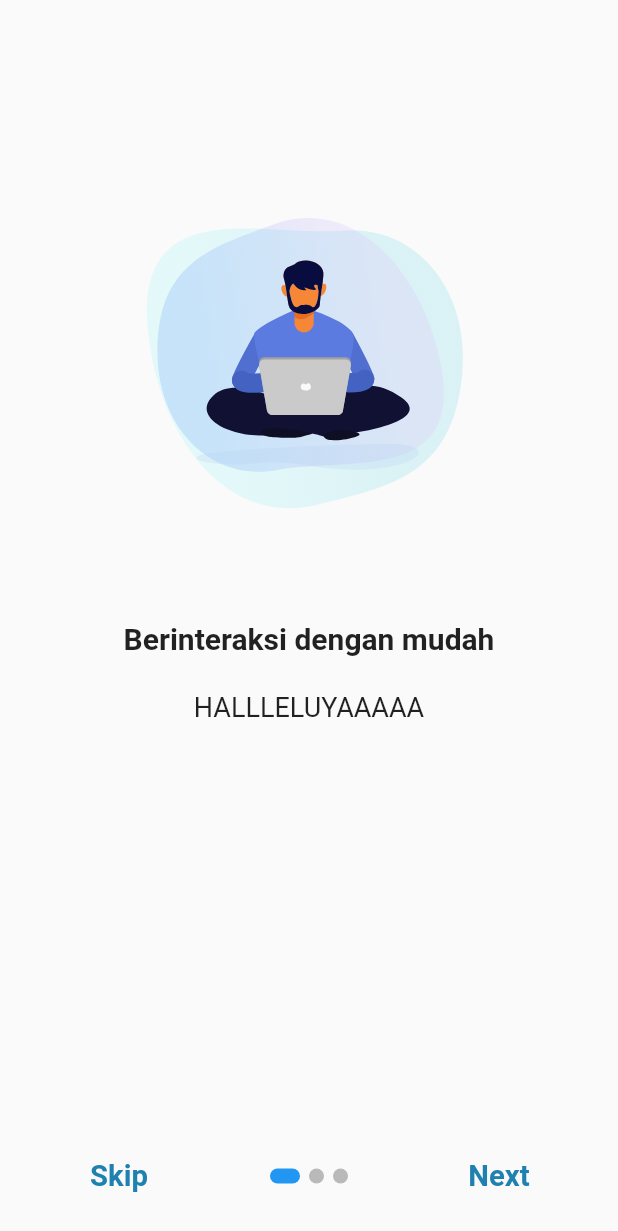
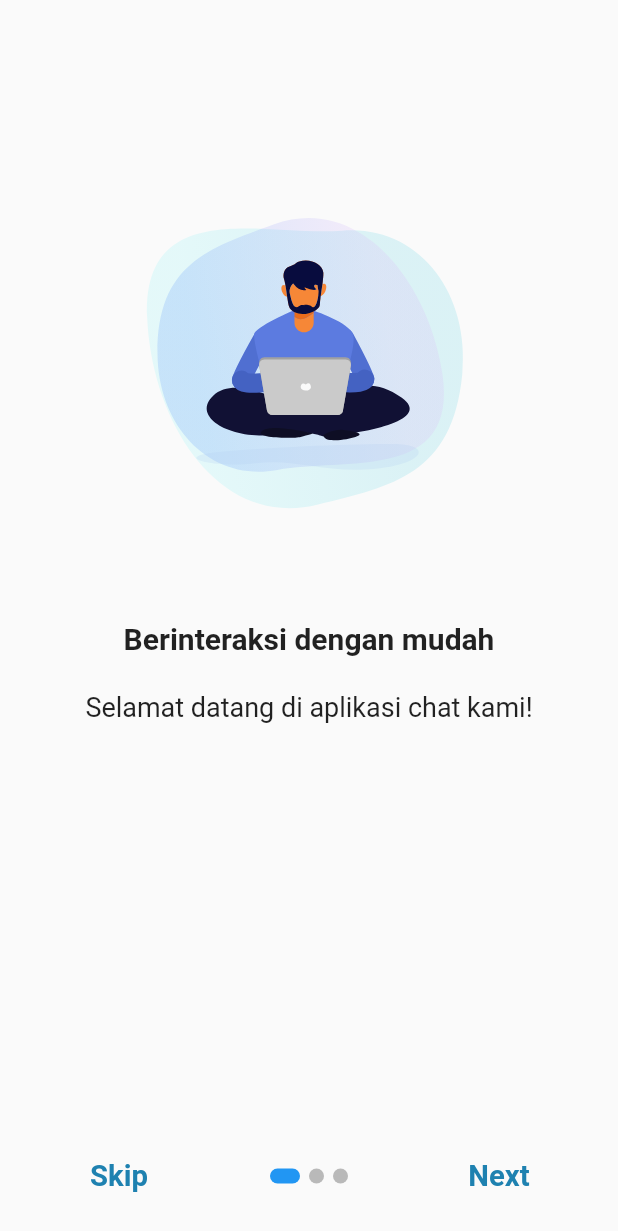
Before and after one commit to ronySayur/chatapp, a Flutter app: the screen it shows after launch, on a phone screen of 412 x 824 dp. Shown: the top 1231 px of the screen. Run offline on Flutter 3.47's test engine with Material 2 defaults, Android fonts, the phone set to English and light mode, and no system bars; drawn by our look-alikes of introduction_screen; our stand-ins replace avatar_glow, cloud_firestore, emoji_picker_flutter, firebase_auth, firebase_core, get and 3 more; accounts and stored records are empty.

Commit message:
added firestore & fix minor bugs on dimension getx

```diff
--- a/lib/app/modules/introduction/views/introduction_view.dart
+++ b/lib/app/modules/introduction/views/introduction_view.dart
@@ -17,7 +17,7 @@ class IntroductionView extends GetView<IntroductionController> {
       pages: [
         PageViewModel(
           title: "Berinteraksi dengan mudah",
-          body: "HALLLELUYAAAAA",
+          body: "Selamat datang di aplikasi chat kami!",
           image: Container(
             width: Get.width * 0.6,
             height: Get.width * 0.6,
@@ -27,8 +27,8 @@ class IntroductionView extends GetView<IntroductionController> {
           ),
         ),
         PageViewModel(
-          title: "Hallleeee....",
-          body: "LUUUUUUU.....",
+          title: "Berkomunikasi dengan teman",
+          body: "Kami sangat senang bisa menjadi bagian dari komunikasi Anda.",
           image: Container(
             width: Get.width * 0.6,
             height: Get.width * 0.6,
@@ -38,8 +38,9 @@ class IntroductionView extends GetView<IntroductionController> {
           ),
         ),
         PageViewModel(
-          title: "YAAAAAAAA....",
-          body: "AAAAAAAAA.....",
+          title: "Berbagi keceriaan dengan pasangan anda",
+          body:
+              "Kami senang bisa membantu Anda dalam hal apa pun yang dibutuhkan.",
           image: Container(
             width: Get.width * 0.6,
             height: Get.width * 0.6,
--- a/lib/utils/splash_screen.dart
+++ b/lib/utils/splash_screen.dart
@@ -11,8 +11,8 @@ class SplashScreen extends StatelessWidget {
       home: Scaffold(
         body: Center(
           child: Container(
-            width: wDimension.widthSetengah,
-            height: wDimension.heightSetengah,
+            width: Get.width * 0.7,
+            height: Get.width * 0.7,
             child: Lottie.asset("assets/lottie/hello.json"),
           ),
         ),
--- a/pubspec.yaml
+++ b/pubspec.yaml
@@ -2,15 +2,17 @@ name: chatapp
 version: 1.0.0+1
 publish_to: none
 description: A new Flutter project.
+webview_flutter: any
 environment:
   sdk: '>=2.18.5 <3.0.0'
 
 dependencies:
   avatar_glow: 2.0.2
+  cloud_firestore: ^4.2.0
   cupertino_icons: ^1.0.2
   emoji_picker_flutter: 1.5.1
   firebase_auth: ^4.1.5
-  firebase_core: 2.3.0
+  firebase_core: 2.4.0
   firebase_database: 10.0.6
   firebase_storage: ^11.0.6
   flutter:
```
Also changed, not shown: lib/app/controllers/auth_controller.dart (+18 -0 lines), pubspec.lock, 1 other file.
